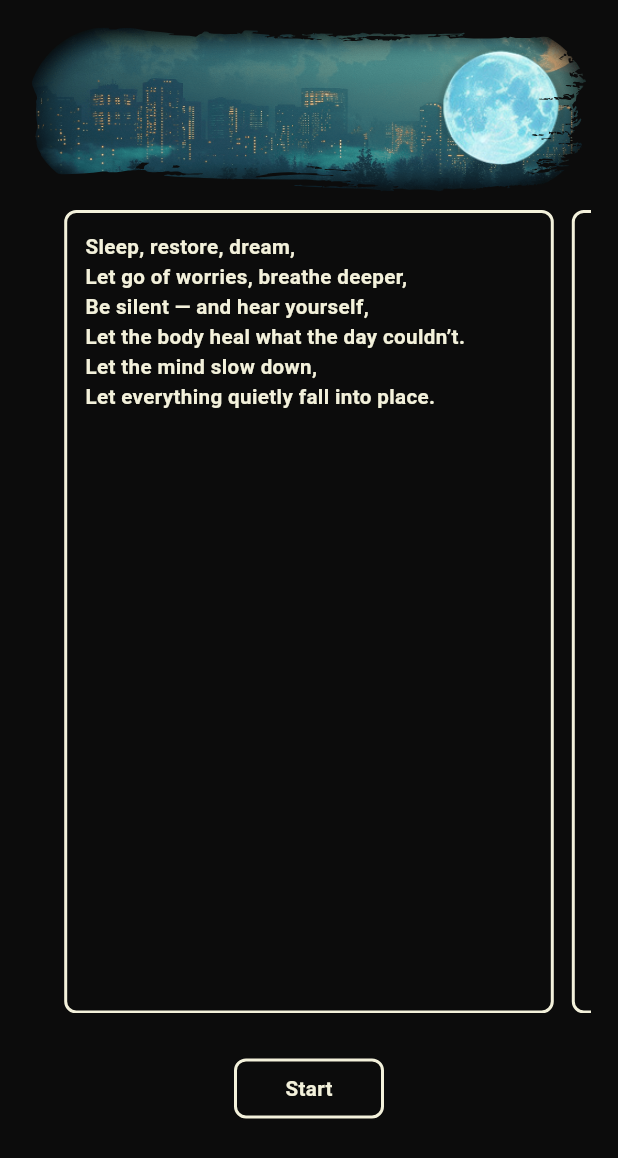
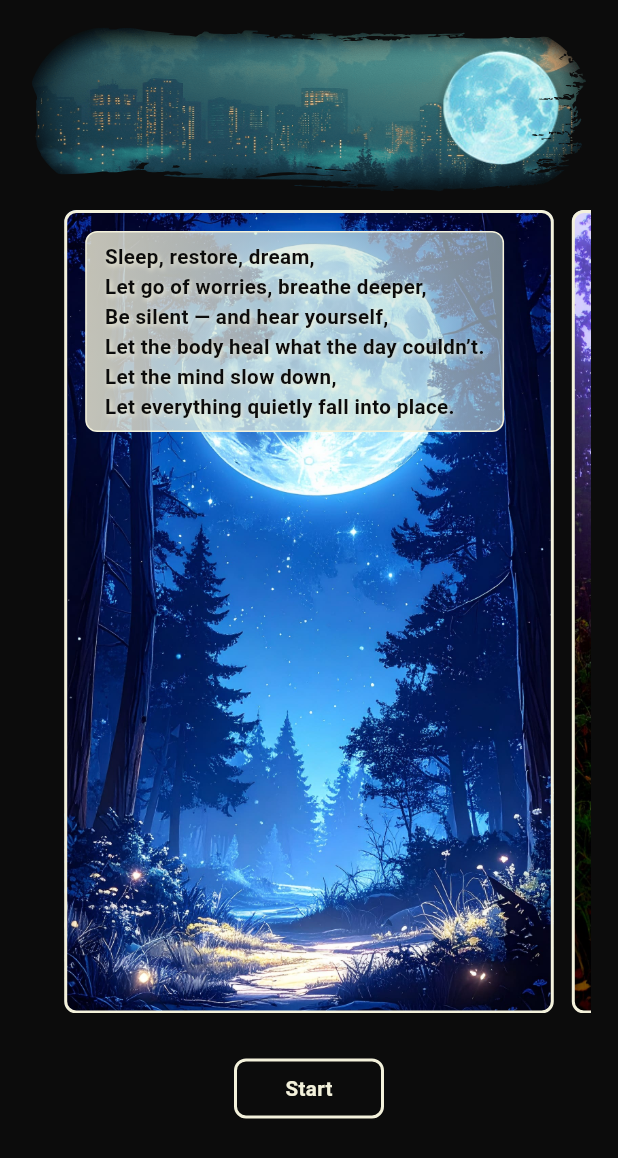
Before and after one commit to denissavishchev/neo_day, a Flutter app: the screen it shows after launch, in the side drawer, after a tap on "onboarding", on a phone screen of 412 x 824 dp. Shown: the top 1158 px of the screen. Run offline on Flutter 3.47's test engine with Material 3 defaults, Android fonts, the phone set to English and light mode, and no system bars; our stand-ins replace easy_localization, flutter_screenutil, flutter_svg, hive, hive_flutter; missing offline and left inert: country_flags; accounts and stored records are empty.

Commit message:
onboarding

```diff
--- a/lib/screens/onboarding_screens/onboarding_screen.dart
+++ b/lib/screens/onboarding_screens/onboarding_screen.dart
@@ -40,6 +40,13 @@ class OnboardingScreen extends StatelessWidget {
                                     padding: const EdgeInsets.all(12),
                                     decoration: BoxDecoration(
                                       color: data.isDayOnboarding ? kWhite : kBlack,
+                                      image: DecorationImage(
+                                          image: AssetImage(
+                                            data.isDayOnboarding
+                                            ? 'assets/images/day$index.jpg'
+                                            : 'assets/images/night$index.jpg',),
+                                        fit: BoxFit.cover,
+                                      ),
                                       borderRadius: BorderRadius.all(Radius.circular(8)),
                                       border: Border.all(
                                           color: data.isDayOnboarding ? kBlack : kWhite,
@@ -49,13 +56,34 @@ class OnboardingScreen extends StatelessWidget {
                                     child: Column(
                                       crossAxisAlignment: CrossAxisAlignment.start,
                                       children: [
-                                        Text(
-                                          data.isDayOnboarding
-                                              ? 'day$index'.tr()
-                                              : 'night$index'.tr(),
-                                          style: data.isDayOnboarding
-                                              ? kBlackTextStyle
-                                              : kTextStyle,
+                                        Container(
+                                          padding: const EdgeInsets.symmetric(horizontal: 12, vertical: 6),
+                                          decoration: BoxDecoration(
+                                              gradient: LinearGradient(
+                                                  colors: [
+                                                    kWhite.withValues(alpha: 0.8),
+                                                    kGrey.withValues(alpha: 0.6)
+                                                  ],
+                                                begin: Alignment.centerLeft,
+                                                end: Alignment.centerRight,
+                                              ),
+                                              borderRadius: BorderRadius.circular(8),
+                                            border: Border.all(color: kWhite)
+                                          ),
+                                          child: Text(
+                                            data.isDayOnboarding
+                                                ? 'day$index'.tr()
+                                                : 'night$index'.tr(),
+                                            style: kBlackTextStyle.copyWith(
+                                              shadows: [
+                                                Shadow(
+                                                  offset: Offset(1, 1),
+                                                  blurRadius: 4.0,
+                                                  color: kWhite,
+                                                ),
+                                              ],
+                                            ),
+                                          ),
                                         )
                                       ],
                                     ),
```
Also changed, not shown: assets/images/day0.jpg (added), assets/images/day1.jpg (added), assets/images/day2.jpg (added), assets/images/night0.jpg (added), assets/images/night1.jpg (added), assets/images/night2.jpg (added).
